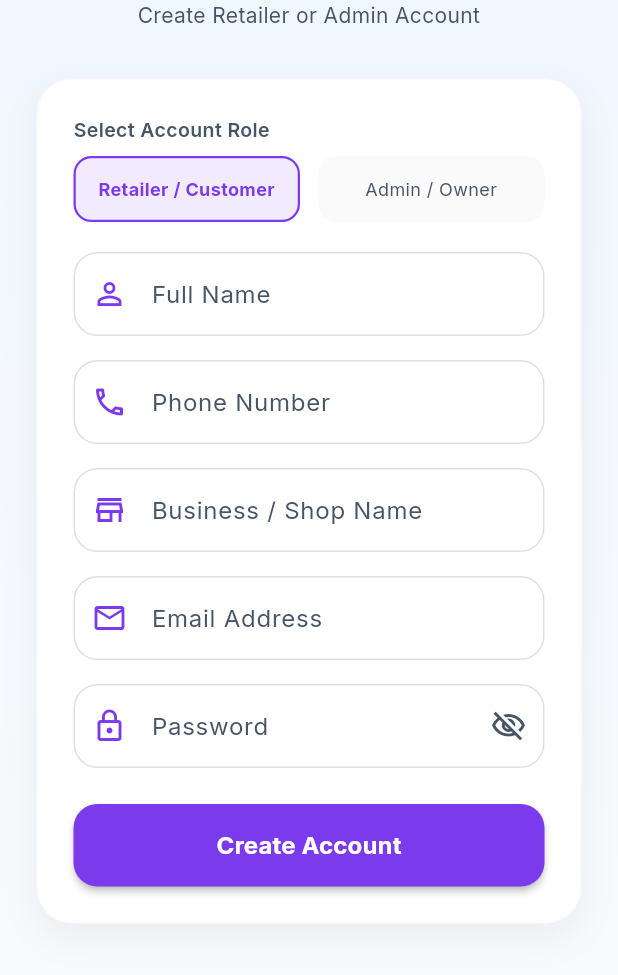
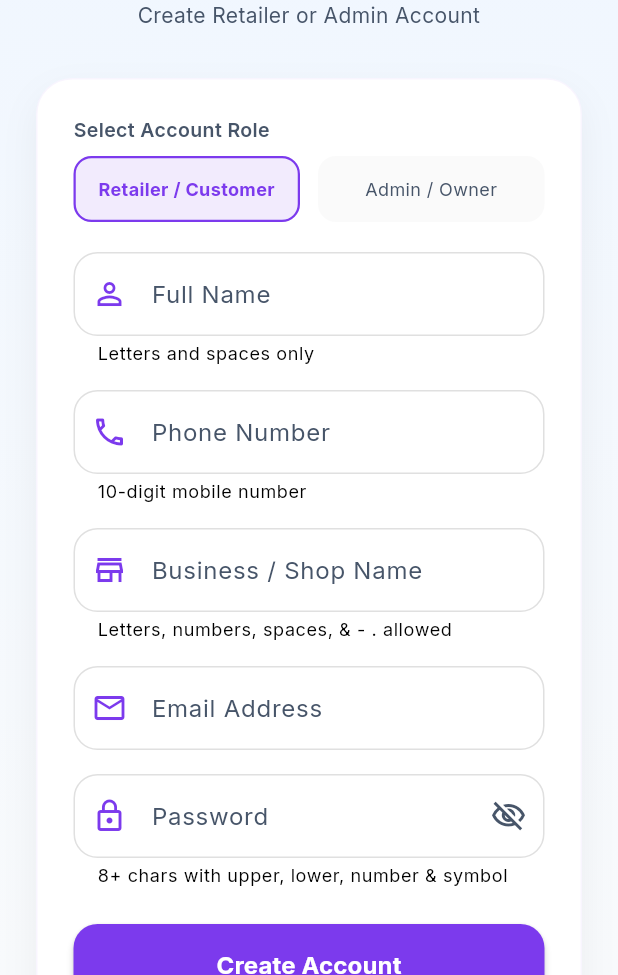
Before and after one commit to 10Niranjan/Jyoti-Traders, a Flutter app: the screen it shows after launch, after a tap on "Sign In", after a tap on "Sign Up", on a phone screen of 412 x 824 dp, the part 261-1236 px from its top. Run offline on Flutter 3.47's test engine with Material 3 defaults, Android fonts, the phone set to English and light mode, and no system bars; drawn by our look-alikes of flutter_animate; our stand-ins replace badges, cached_network_image, carousel_slider, cloud_firestore, dio, equatable and 14 more; accounts and stored records are empty.

Commit message:
fix(auth): sign-up field validation and a Form autovalidate cascade bug
Full Name/Phone/Shop Name/Email had weak or missing validation (phone
accepted unlimited digits, shop name accepted anything, email checked
format but not much else) and no live feedback while typing.

Centralized the rules in Validators (name, businessName, phone, email,
password) and wired matching input formatters + helper text on each
sign-up field, reusing the same validators the profile edit sheet now
uses too.

Also fixed a real bug this surfaced: Form(autovalidateMode:
onUserInteraction) tracks "has any field been touched" in aggregate,
so typing into one field forced live validation on every OTHER
untouched field too, showing all of them red on effectively no input.
Moved autovalidateMode onto each individual field instead so they gate
independently.

Co-Authored-By: Claude Sonnet 5 <noreply@anthropic.com>

```diff
--- a/lib/core/utils/validators.dart
+++ b/lib/core/utils/validators.dart
@@ -8,7 +8,17 @@ class Validators {
   );
   static final RegExp _ifsc = RegExp(r'^[A-Z]{4}0[A-Z0-9]{6}$');
   static final RegExp _accountNumber = RegExp(r'^\d{9,18}$');
-  static final RegExp _alphabeticName = RegExp(r"^[a-zA-Z][a-zA-Z' -]*$");
+
+  /// Letters only, single spaces/apostrophes/hyphens between words — the
+  /// alternation (separator must be followed by another letter run) is what
+  /// rules out doubled-up spaces/punctuation without a separate check.
+  static final RegExp _fullName = RegExp(r"^[A-Za-z]+(?:[ '-][A-Za-z]+)*$");
+  static final RegExp _shopName = RegExp(r'^[A-Za-z0-9](?:[A-Za-z0-9 &.-]*[A-Za-z0-9])?$');
+  static final RegExp _email = RegExp(r'^[\w.-]+@([\w-]+\.)+[\w-]{2,4}$');
+  static final RegExp _hasUpper = RegExp(r'[A-Z]');
+  static final RegExp _hasLower = RegExp(r'[a-z]');
+  static final RegExp _hasDigit = RegExp(r'\d');
+  static final RegExp _hasSpecialChar = RegExp(r'[!@#$%^&*(),.?":{}|<>_\-\[\]/\\;+=~`]');
 
   static String? required(String? value, {String fieldName = 'This field'}) {
     if (value == null || value.trim().isEmpty) {
@@ -39,15 +49,44 @@ class Validators {
   }
 
   static String? name(String? value) {
-    final requiredError = required(value, fieldName: 'Name');
-    if (requiredError != null) return requiredError;
-    if (!_alphabeticName.hasMatch(value!.trim())) {
-      return 'Name can only contain letters';
-    }
+    final trimmed = value?.trim() ?? '';
+    if (trimmed.isEmpty) return 'Name is required';
+    if (trimmed.length < 2) return 'Name must be at least 2 characters';
+    if (trimmed.length > 50) return 'Name must be under 50 characters';
+    if (!_fullName.hasMatch(trimmed)) return 'Name can only contain letters and spaces';
     return null;
   }
 
   static String? address(String? value) => required(value, fieldName: 'Address');
+
+  static String? businessName(String? value) {
+    final trimmed = value?.trim() ?? '';
+    if (trimmed.isEmpty) return 'Shop name is required';
+    if (trimmed.length < 2) return 'Shop name must be at least 2 characters';
+    if (trimmed.length > 100) return 'Shop name must be under 100 characters';
+    if (!_shopName.hasMatch(trimmed)) return 'Only letters, numbers, spaces, & - . are allowed';
+    return null;
+  }
+
+  static String? email(String? value) {
+    final trimmed = value?.trim() ?? '';
+    if (trimmed.isEmpty) return 'Email is required';
+    if (trimmed.length > 254) return 'Email must be under 254 characters';
+    if (!_email.hasMatch(trimmed)) return 'Enter a valid email address';
+    return null;
+  }
+
+  static String? password(String? value) {
+    if (value == null || value.isEmpty) return 'Password is required';
+    if (value.trim() != value) return 'Password cannot start or end with a space';
+    if (value.length < 8) return 'Password must be at least 8 characters';
+    if (value.length > 128) return 'Password must be under 128 characters';
+    if (!_hasUpper.hasMatch(value)) return 'Include at least one uppercase letter';
+    if (!_hasLower.hasMatch(value)) return 'Include at least one lowercase letter';
+    if (!_hasDigit.hasMatch(value)) return 'Include at least one number';
+    if (!_hasSpecialChar.hasMatch(value)) return 'Include at least one special character';
+    return null;
+  }
 
   /// Bank details are optional as a set — only validated once the retailer
   /// has started filling in payout info, mirroring [gstNumber].
--- a/lib/features/auth/screens/auth_screen.dart
+++ b/lib/features/auth/screens/auth_screen.dart
@@ -205,8 +205,12 @@ class _AuthScreenState extends ConsumerState<AuthScreen> {
                                 controller: _nameController,
                                 label: 'Full Name',
                                 icon: Icons.person_outline,
+                                helperText: 'Letters and spaces only',
                                 validator: Validators.name,
-                                inputFormatters: [FilteringTextInputFormatter.allow(RegExp("[a-zA-Z' -]"))],
+                                inputFormatters: [
+                                  FilteringTextInputFormatter.allow(RegExp("[a-zA-Z' -]")),
+                                  LengthLimitingTextInputFormatter(50),
+                                ],
                               ),
                               const SizedBox(height: 16),
 
@@ -216,11 +220,12 @@ class _AuthScreenState extends ConsumerState<AuthScreen> {
                                 label: 'Phone Number',
                                 icon: Icons.phone_outlined,
                                 keyboardType: TextInputType.phone,
-                                validator: (val) {
-                                  if (val == null || val.trim().isEmpty) return 'Enter phone number';
-                                  if (val.trim().length < 10) return 'Enter a valid 10-digit number';
-                                  return null;
-                                },
+                                helperText: '10-digit mobile number',
+                                validator: Validators.phone,
+                                inputFormatters: [
+                                  FilteringTextInputFormatter.digitsOnly,
+                                  LengthLimitingTextInputFormatter(10),
+                                ],
                               ),
                               const SizedBox(height: 16),
 
@@ -230,7 +235,12 @@ class _AuthScreenState extends ConsumerState<AuthScreen> {
                                   controller: _businessNameController,
                                   label: 'Business / Shop Name',
                                   icon: Icons.store_outlined,
-                                  validator: (val) => val == null || val.trim().isEmpty ? 'Enter your shop name' : null,
+                                  helperText: 'Letters, numbers, spaces, & - . allowed',
+                                  validator: Validators.businessName,
+                                  inputFormatters: [
+                                    FilteringTextInputFormatter.allow(RegExp(r'[A-Za-z0-9 &.-]')),
+                                    LengthLimitingTextInputFormatter(100),
+                                  ],
                                 ),
                                 const SizedBox(height: 16),
                               ],
@@ -242,13 +252,11 @@ class _AuthScreenState extends ConsumerState<AuthScreen> {
                               label: 'Email Address',
                               icon: Icons.mail_outline,
                               keyboardType: TextInputType.emailAddress,
-                              validator: (val) {
-                                if (val == null || val.trim().isEmpty) return 'Enter email';
-                                if (!RegExp(r'^[\w-\.]+@([\w-]+\.)+[\w-]{2,4}$').hasMatch(val.trim())) {
-                                  return 'Enter a valid email';
-                                }
-                                return null;
-                              },
+                              validator: Validators.email,
+                              inputFormatters: [
+                                FilteringTextInputFormatter.deny(RegExp(r'\s')),
+                                LengthLimitingTextInputFormatter(254),
+                              ],
                             ),
                             const SizedBox(height: 16),
 
@@ -256,12 +264,15 @@ class _AuthScreenState extends ConsumerState<AuthScreen> {
                             TextFormField(
                               controller: _passwordController,
                               obscureText: _obscurePassword,
+                              autovalidateMode: AutovalidateMode.onUserInteraction,
                               style: TextStyle(color: isDark ? Colors.white : AppColors.textPrimaryLight),
                               decoration: InputDecoration(
                                 labelText: 'Password',
                                 labelStyle: TextStyle(
                                   color: isDark ? AppColors.textSecondaryDark : AppColors.textSecondaryLight,
                                 ),
+                                helperText: _isLogin ? null : '8+ chars with upper, lower, number & symbol',
+                                helperMaxLines: 2,
                                 prefixIcon: const Icon(Icons.lock_outline, color: AppColors.primary),
                                 suffixIcon: IconButton(
                                   icon: Icon(
@@ -288,9 +299,10 @@ class _AuthScreenState extends ConsumerState<AuthScreen> {
                                 ),
                               ),
                               validator: (val) {
-                                if (val == null || val.isEmpty) return 'Enter password';
-                                if (val.length < 6) return 'Password must be at least 6 characters';
-                                return null;
+                                if (_isLogin) {
+                                  return (val == null || val.isEmpty) ? 'Enter password' : null;
+                                }
+                                return Validators.password(val);
                               },
                             ),
                             const SizedBox(height: 24),
@@ -477,6 +489,7 @@ class _AuthScreenState extends ConsumerState<AuthScreen> {
     required String label,
     required IconData icon,
     TextInputType keyboardType = TextInputType.text,
+    String? helperText,
     String? Function(String?)? validator,
     List<TextInputFormatter>? inputFormatters,
   }) {
@@ -485,12 +498,14 @@ class _AuthScreenState extends ConsumerState<AuthScreen> {
       controller: controller,
       keyboardType: keyboardType,
       inputFormatters: inputFormatters,
+      autovalidateMode: AutovalidateMode.onUserInteraction,
       style: TextStyle(color: isDark ? Colors.white : AppColors.textPrimaryLight),
       decoration: InputDecoration(
         labelText: label,
         labelStyle: TextStyle(
           color: isDark ? AppColors.textSecondaryDark : AppColors.textSecondaryLight,
         ),
+        helperText: helperText,
         prefixIcon: Icon(icon, color: AppColors.primary),
         border: OutlineInputBorder(
           borderRadius: BorderRadius.circular(16.0),
```
Also changed, not shown: 2 other files.
